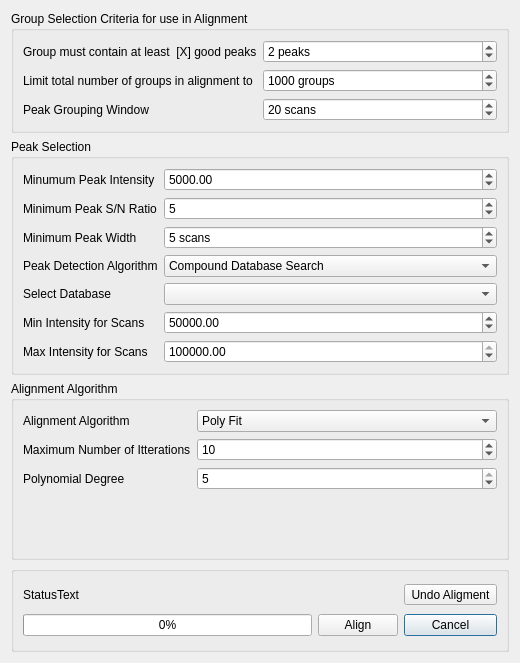
This is src/gui/mzroll/forms/alignmentdialog.ui in ElucidataInc/ElMaven as Qt 5 draws it before an edit. The edited form follows.
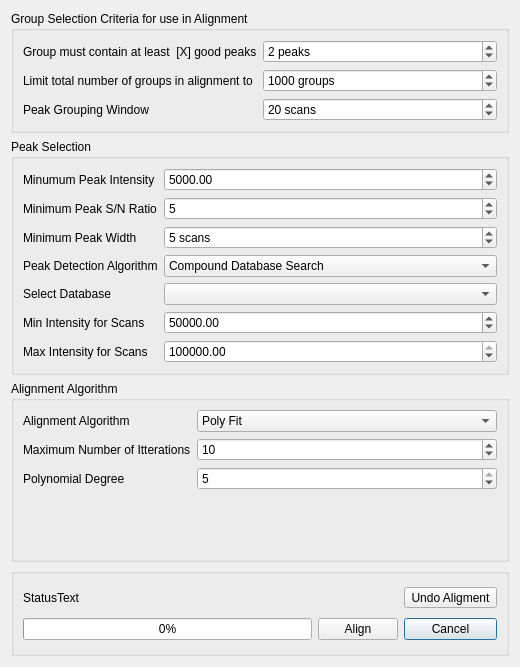
This is the edited form.

Commit message: UI: Fix tab order in Alignment Dialog #217

The edit to the form file:
```diff
--- a/src/gui/mzroll/forms/alignmentdialog.ui
+++ b/src/gui/mzroll/forms/alignmentdialog.ui
@@ -7,7 +7,7 @@
     <x>0</x>
     <y>0</y>
     <width>520</width>
-    <height>663</height>
+    <height>667</height>
    </rect>
   </property>
   <property name="windowTitle">
```
Left out of the diff: 18 changed lines with no effect on the pictures.
